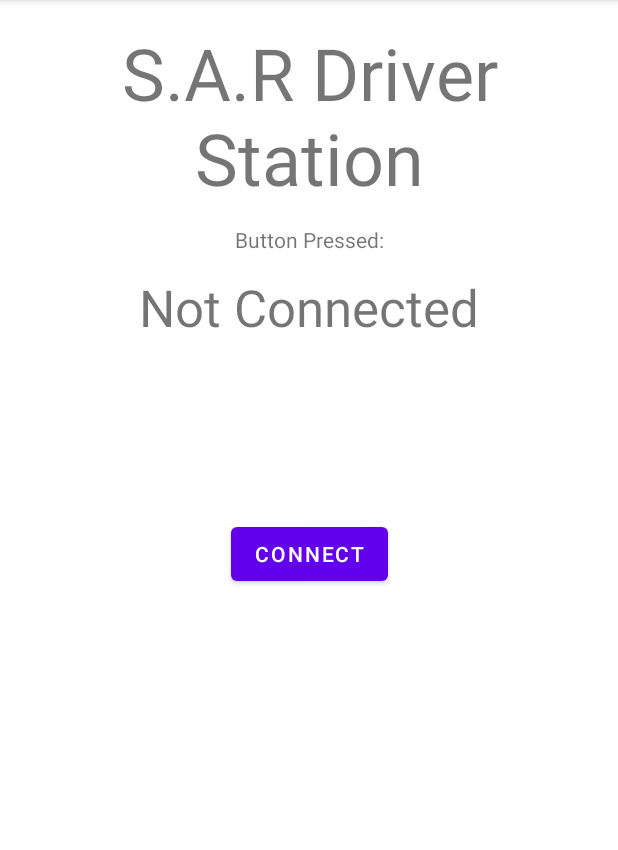
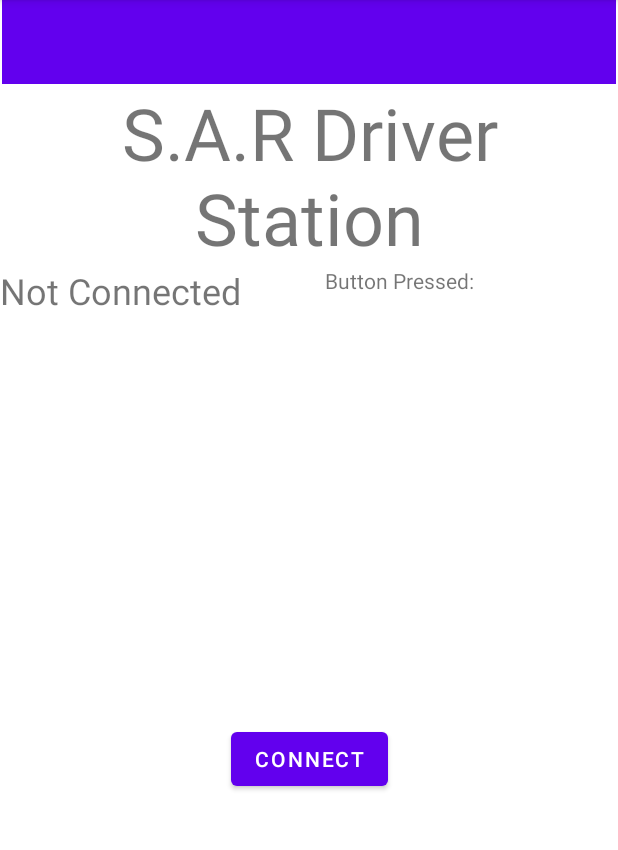
Before and after one commit to felixcaso/Robotics, an Android app: the screen it shows after launch (MainActivity), on a phone screen of 412 x 824 dp, the part 84-934 px from its top. Run offline under Robolectric (Android 15) with nearby library versions, the light colour scheme and no system bars.

Commit message:
Adding 5 SWARM addresses
Added 5 working bluetooth addresses

Displaying which bluetooth is connected in UI

```diff
--- a/app/src/main/java/com/example/robotics/MainActivity.java
+++ b/app/src/main/java/com/example/robotics/MainActivity.java
@@ -49,7 +49,7 @@ public class MainActivity extends AppCompatActivity {
         connBtn = findViewById(R.id.connBtn);
 
         if( initBT() ){
-            System.out.println("BT ON");
+
         }
 
 
@@ -269,21 +269,31 @@ public class MainActivity extends AppCompatActivity {
 
             Set<BluetoothDevice> pairedDevice = BT.getBondedDevices();
 
+
             if (pairedDevice.isEmpty()) {
                 Toast.makeText(getApplicationContext(), "No devices paired", Toast.LENGTH_SHORT).show();
             } else {
-                final String ROBOT_ADDRESS = "00:20:01:31:DF:F9";
+
+                final String SWARM1 = "00:22:03:01:16:22";
+                final String SWARM2 = "00:22:03:01:15:34";
+                final String SWARM3 = "00:20:01:31:DF:F9";
+                final String SWARM4 = "00:22:03:01:0A:15";
+                final String SWARM5 = "00:20:04:32:32:CA";
+                //final String ROBOT_ADDRESS = "00:22:03:01:19:13";
+
 
                 for (BluetoothDevice iterator : pairedDevice) {
-                    if (iterator.getAddress().equals(ROBOT_ADDRESS)) {
+                    if (iterator.getAddress().equals(SWARM5)) {
+
                         device = iterator;
                         devicePaired = true;
                         Toast.makeText(getApplicationContext(), "Device Paired", Toast.LENGTH_SHORT).show();
+                        String SWARM = device.getName();
                         try{
                             socket = device.createRfcommSocketToServiceRecord(UUID_PORT);
                             socket.connect();
                             outputStream = socket.getOutputStream();
-                            displayTxt.setText("Connected");
+                            displayTxt.setText("Connected to: " + SWARM);
 
                         }catch(IOException e){
                             e.printStackTrace();
--- a/app/src/main/res/layout/activity_main.xml
+++ b/app/src/main/res/layout/activity_main.xml
@@ -10,43 +10,53 @@
         android:id="@+id/mainHeaderTxt"
         android:layout_width="wrap_content"
         android:layout_height="wrap_content"
-        android:layout_marginTop="16dp"
         android:text="@string/fork_rev_robotics"
         android:textAlignment="center"
         android:textSize="48sp"
         app:layout_constraintEnd_toEndOf="parent"
         app:layout_constraintHorizontal_bias="0.5"
         app:layout_constraintStart_toStartOf="parent"
-        app:layout_constraintTop_toTopOf="parent" />
+        app:layout_constraintTop_toBottomOf="@+id/toolbar2" />
 
     <TextView
         android:id="@+id/displayTxt"
         android:layout_width="wrap_content"
         android:layout_height="wrap_content"
-        android:layout_marginTop="182dp"
         android:text="@string/display_text_here"
-        android:textSize="34sp"
-        app:layout_constraintEnd_toEndOf="@+id/mainHeaderTxt"
+        android:textSize="24sp"
         app:layout_constraintStart_toStartOf="@+id/mainHeaderTxt"
-        app:layout_constraintTop_toTopOf="parent" />
+        app:layout_constraintTop_toBottomOf="@+id/mainHeaderTxt" />
 
     <Button
         android:id="@+id/connBtn"
         android:layout_width="wrap_content"
         android:layout_height="wrap_content"
-        android:layout_marginTop="345dp"
+        android:layout_marginTop="482dp"
         android:text="@string/button"
-        app:layout_constraintEnd_toEndOf="@+id/displayTxt"
-        app:layout_constraintStart_toStartOf="@+id/displayTxt"
+        app:layout_constraintEnd_toEndOf="parent"
+        app:layout_constraintHorizontal_bias="0.5"
+        app:layout_constraintStart_toStartOf="parent"
         app:layout_constraintTop_toTopOf="parent" />
 
     <TextView
         android:id="@+id/pressedTxt"
         android:layout_width="wrap_content"
         android:layout_height="wrap_content"
+        android:layout_marginStart="56dp"
         android:text="@string/button_pressed"
-        app:layout_constraintBottom_toTopOf="@+id/displayTxt"
+        app:layout_constraintStart_toEndOf="@+id/displayTxt"
+        app:layout_constraintTop_toBottomOf="@+id/mainHeaderTxt" />
+
+    <androidx.appcompat.widget.Toolbar
+        android:id="@+id/toolbar2"
+        android:layout_width="409dp"
+        android:layout_height="wrap_content"
+        android:background="?attr/colorPrimary"
+        android:minHeight="?attr/actionBarSize"
+        android:theme="?attr/actionBarTheme"
         app:layout_constraintEnd_toEndOf="parent"
+        app:layout_constraintHorizontal_bias="0.5"
         app:layout_constraintStart_toStartOf="parent"
-        app:layout_constraintTop_toBottomOf="@+id/mainHeaderTxt" />
+        app:layout_constraintTop_toTopOf="parent" />
+
 </androidx.constraintlayout.widget.ConstraintLayout>
```
